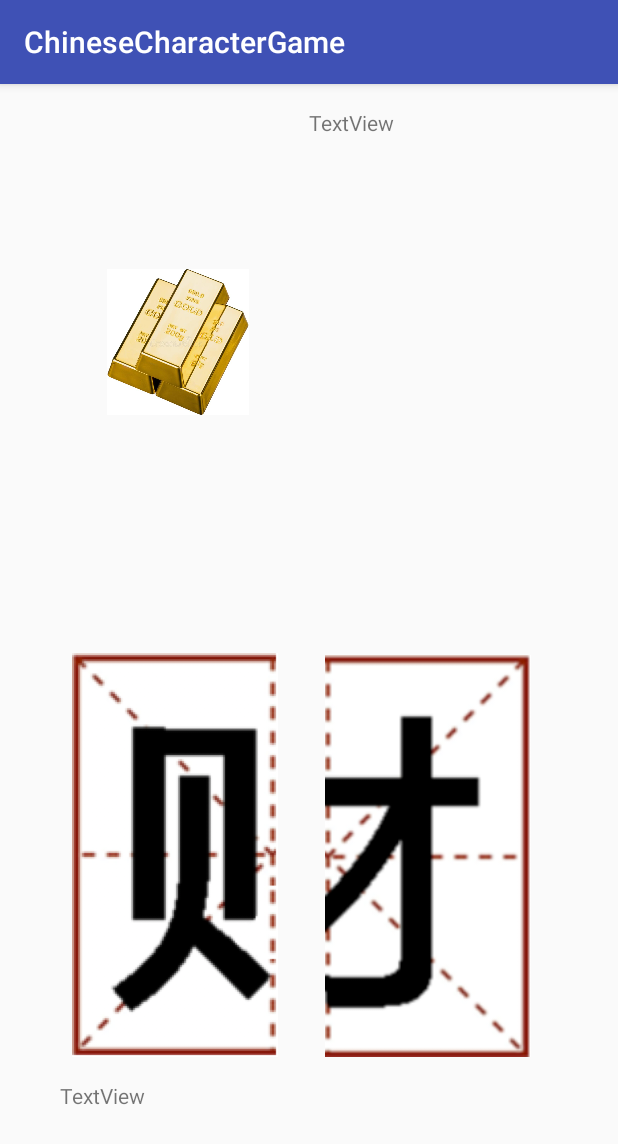
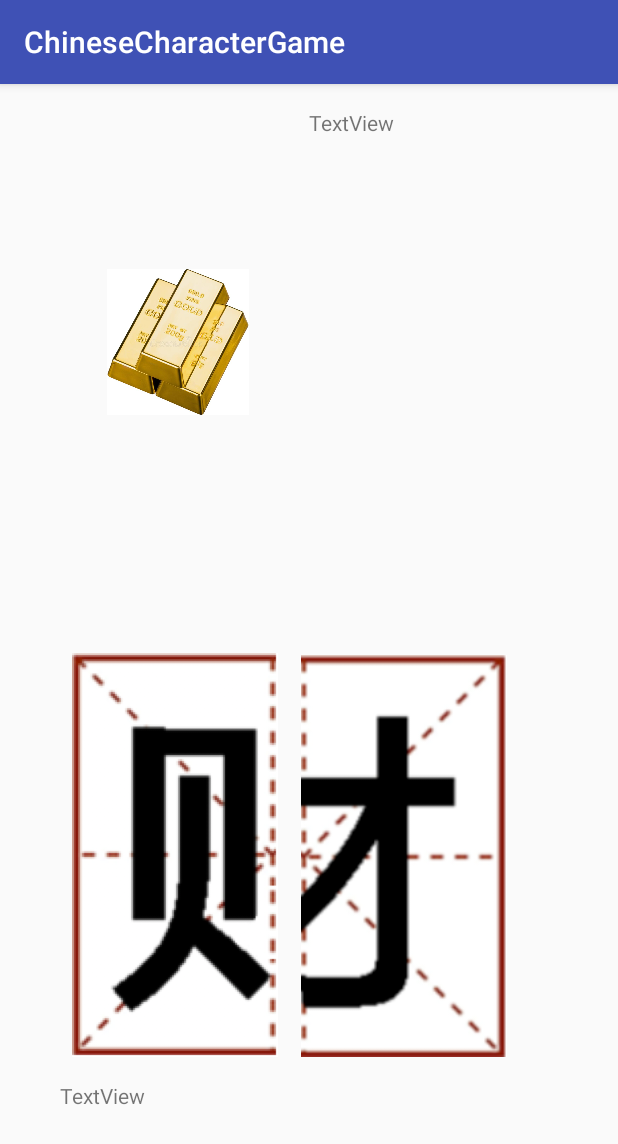
Before and after one commit to 1anchen/MandarinEducationalApp, an Android app: the GameActivity screen opened directly, with no data from a screen before it, on a phone screen of 412 x 824 dp. Shown: the top 1144 px of the screen. Run offline under Robolectric (Android 15) with nearby library versions, the phone set to English and light mode, and no system bars; Roboto replaces fonts that are not available here.

```diff
--- a/ChineseCharacterGame/app/src/main/res/layout/activity_game.xml
+++ b/ChineseCharacterGame/app/src/main/res/layout/activity_game.xml
@@ -37,8 +37,8 @@
         android:layout_width="141dp"
         android:layout_height="268dp"
         android:layout_marginBottom="16dp"
-        android:layout_marginEnd="56dp"
-        android:layout_marginRight="56dp"
+        android:layout_marginEnd="72dp"
+        android:layout_marginRight="72dp"
         app:layout_constraintBottom_toTopOf="@+id/field"
         app:layout_constraintEnd_toEndOf="parent"
         app:srcCompat="@drawable/cairight" />
```
